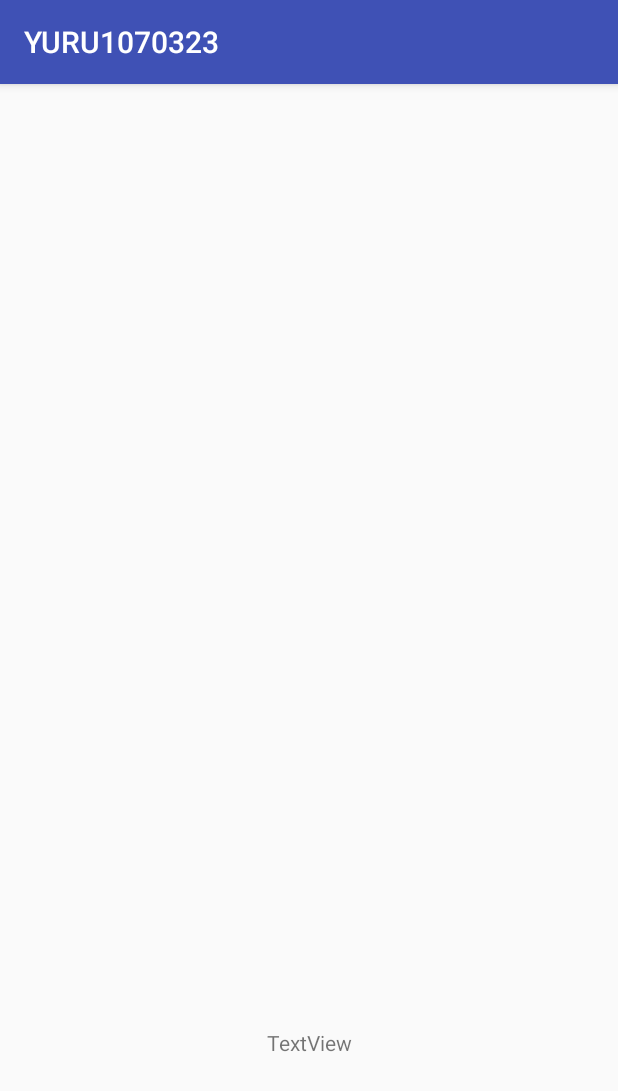
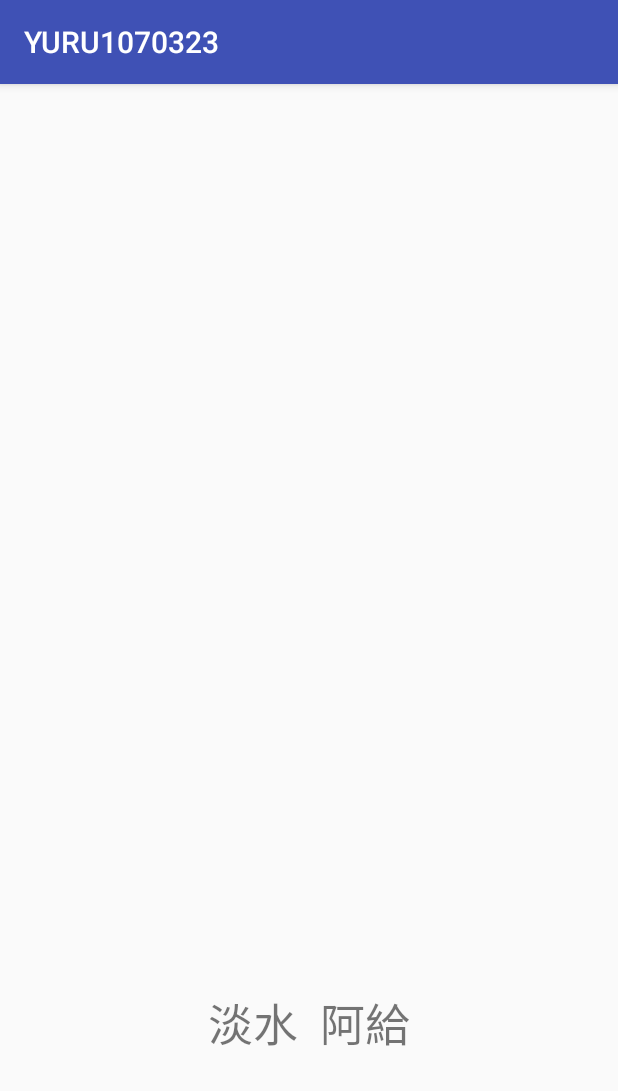
Before and after one commit to fcu-d0542900/AndroidAPP, an Android app: the NextActivity screen opened directly, with no data from a screen before it, on a phone screen of 412 x 824 dp. Shown: the top 1091 px of the screen. Run offline under Robolectric (Android 15) with nearby library versions, the phone set to English and light mode, and no system bars.

Commit message:
no message

```diff
--- a/YURU1070323/app/src/main/java/com/example/user/yuru1070323/MainActivity.java
+++ b/YURU1070323/app/src/main/java/com/example/user/yuru1070323/MainActivity.java
@@ -33,6 +33,13 @@ public class MainActivity extends ListActivity {
             "豬腳","牛舌餅","麻糬","草莓","太陽餅",
             "日月潭紅茶","蝦餅","粄條","三星蔥","黑糖糕"
     };
+
+    public static String getPlace(int position) {
+        return mPlace[position];
+    }
+    public static String getFood(int position) {
+        return mFoods[position];
+    }
 
 //    String[] data = {"台北","台中","高雄"};
 
--- a/YURU1070323/app/src/main/java/com/example/user/yuru1070323/NextActivity.java
+++ b/YURU1070323/app/src/main/java/com/example/user/yuru1070323/NextActivity.java
@@ -5,6 +5,8 @@ import android.support.v7.app.AppCompatActivity;
 import android.os.Bundle;
 import android.util.Log;
 import android.widget.ImageView;
+import android.widget.TextView;
+
 
 import java.lang.reflect.Field;
 
@@ -16,6 +18,7 @@ public class NextActivity extends AppCompatActivity {
         setContentView(R.layout.activity_next);
 
         ImageView img = findViewById(R.id.imgFood);
+        TextView text = findViewById(R.id.textFood);
 
         Intent intent = getIntent();
         int position = intent.getIntExtra("n",1);
@@ -30,7 +33,11 @@ public class NextActivity extends AppCompatActivity {
             Log.e("Exception", "" + ex.getMessage());
         }
         img.setImageResource(imgRid);
+
+        String m = (MainActivity.getPlace(position))+"  "+MainActivity.getFood(position);
+        text.setText(m);
+
+
     }
 
-
 }
--- a/YURU1070323/app/src/main/res/layout/activity_next.xml
+++ b/YURU1070323/app/src/main/res/layout/activity_next.xml
@@ -7,13 +7,14 @@
     tools:context="com.example.user.yuru1070323.NextActivity">
 
     <TextView
-        android:id="@+id/textView"
+        android:id="@+id/textFood"
         android:layout_width="wrap_content"
         android:layout_height="wrap_content"
         android:layout_marginBottom="119dp"
         android:layout_marginEnd="163dp"
         android:layout_marginStart="163dp"
         android:text="TextView"
+        android:textSize="30sp"
         app:layout_constraintBottom_toBottomOf="parent"
         app:layout_constraintEnd_toEndOf="parent"
         app:layout_constraintStart_toStartOf="parent" />
@@ -26,7 +27,7 @@
         android:layout_marginEnd="8dp"
         android:layout_marginStart="8dp"
         android:layout_marginTop="110dp"
-        app:layout_constraintBottom_toTopOf="@+id/textView"
+        app:layout_constraintBottom_toTopOf="@+id/textFood"
         app:layout_constraintEnd_toEndOf="parent"
         app:layout_constraintStart_toStartOf="parent"
         app:layout_constraintTop_toTopOf="parent"
```
